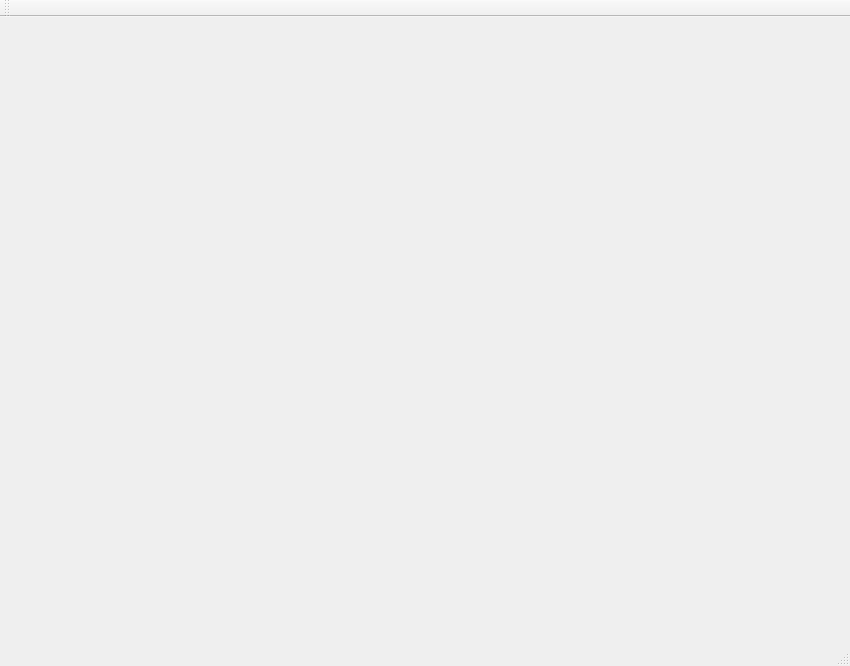
This is mainwindow.ui in Clarencexiehang/Analog_Operating_System as Qt 5 draws it before an edit. The edited form follows.
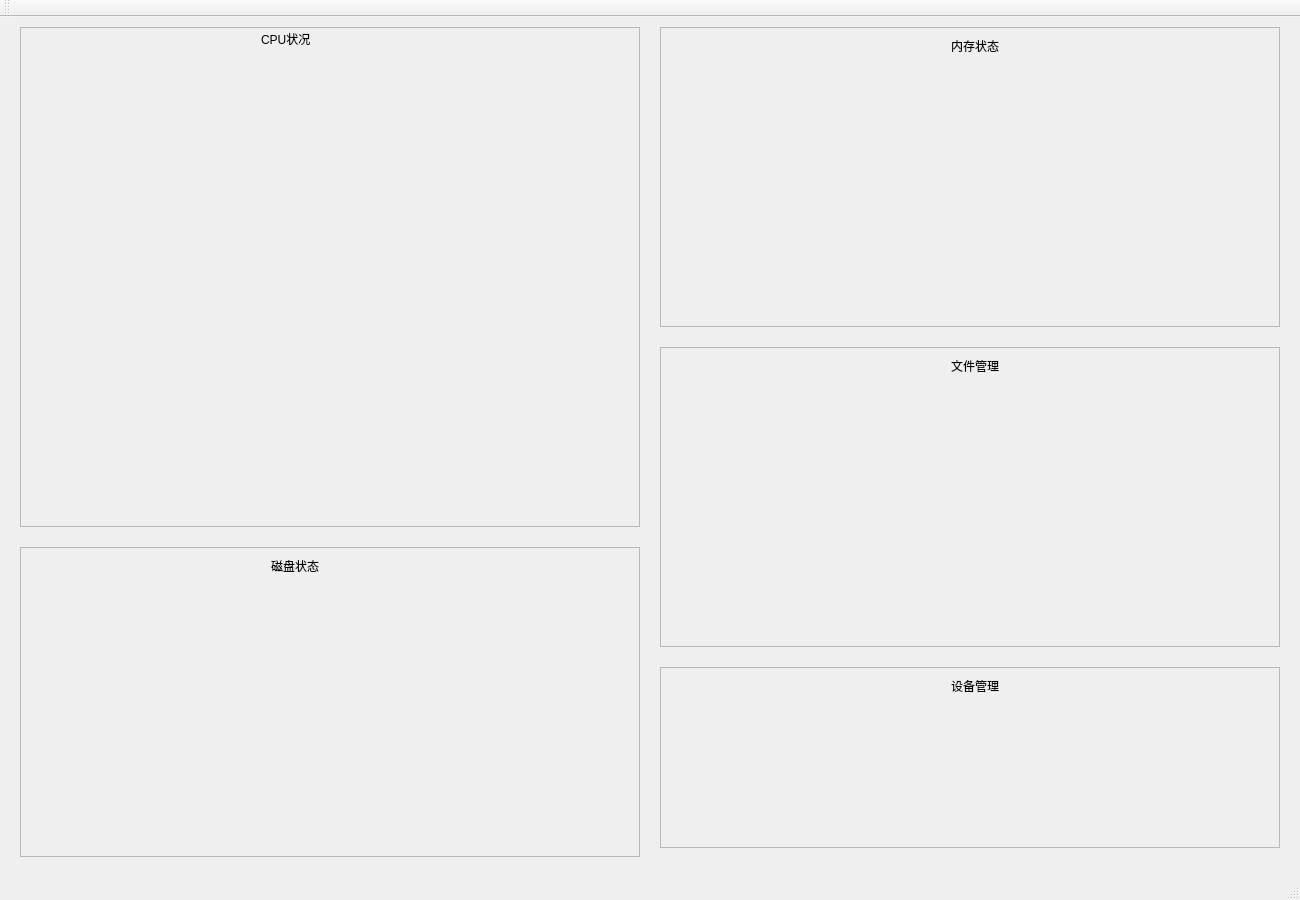
This is the edited form. Icons and pictures are not drawn.

What changed in the file:
```diff
--- a/mainwindow.ui
+++ b/mainwindow.ui
@@ -6,14 +6,14 @@
    <rect>
     <x>0</x>
     <y>0</y>
-    <width>850</width>
-    <height>666</height>
+    <width>1300</width>
+    <height>900</height>
    </rect>
   </property>
   <property name="minimumSize">
    <size>
-    <width>850</width>
-    <height>666</height>
+    <width>1300</width>
+    <height>900</height>
    </size>
   </property>
   <property name="windowTitle">
@@ -23,7 +23,218 @@
    <iconset resource="pics.qrc">
     <normaloff>:/pics/tubiao.jpg</normaloff>:/pics/tubiao.jpg</iconset>
   </property>
-  <widget class="QWidget" name="centralWidget"/>
+  <widget class="QWidget" name="centralWidget">
+   <widget class="QScrollArea" name="processArea">
+    <property name="geometry">
+     <rect>
+      <x>20</x>
+      <y>10</y>
+      <width>620</width>
+      <height>500</height>
+     </rect>
+    </property>
+    <property name="minimumSize">
+     <size>
+      <width>620</width>
+      <height>500</height>
+     </size>
+    </property>
+    <property name="widgetResizable">
+     <bool>true</bool>
+    </property>
+    <widget class="QWidget" name="scrollAreaWidgetContents">
+     <property name="geometry">
+      <rect>
+       <x>0</x>
+       <y>0</y>
+       <width>618</width>
+       <height>498</height>
+      </rect>
+     </property>
+     <widget class="QLabel" name="label">
+      <property name="geometry">
+       <rect>
+        <x>240</x>
+        <y>0</y>
+        <width>81</width>
+        <height>21</height>
+       </rect>
+      </property>
+      <property name="text">
+       <string>CPU状况</string>
+      </property>
+     </widget>
+    </widget>
+   </widget>
+   <widget class="QScrollArea" name="diskArea">
+    <property name="geometry">
+     <rect>
+      <x>20</x>
+      <y>530</y>
+      <width>620</width>
+      <height>310</height>
+     </rect>
+    </property>
+    <property name="minimumSize">
+     <size>
+      <width>620</width>
+      <height>310</height>
+     </size>
+    </property>
+    <property name="widgetResizable">
+     <bool>true</bool>
+    </property>
+    <widget class="QWidget" name="scrollAreaWidgetContents_2">
+     <property name="geometry">
+      <rect>
+       <x>0</x>
+       <y>0</y>
+       <width>618</width>
+       <height>308</height>
+      </rect>
+     </property>
+     <widget class="QLabel" name="label_2">
+      <property name="geometry">
+       <rect>
+        <x>250</x>
+        <y>10</y>
+        <width>72</width>
+        <height>15</height>
+       </rect>
+      </property>
+      <property name="text">
+       <string>磁盘状态</string>
+      </property>
+     </widget>
+    </widget>
+   </widget>
+   <widget class="QScrollArea" name="memoryArea">
+    <property name="geometry">
+     <rect>
+      <x>660</x>
+      <y>10</y>
+      <width>620</width>
+      <height>300</height>
+     </rect>
+    </property>
+    <property name="minimumSize">
+     <size>
+      <width>620</width>
+      <height>300</height>
+     </size>
+    </property>
+    <property name="widgetResizable">
+     <bool>true</bool>
+    </property>
+    <widget class="QWidget" name="scrollAreaWidgetContents_4">
+     <property name="geometry">
+      <rect>
+       <x>0</x>
+       <y>0</y>
+       <width>618</width>
+       <height>298</height>
+      </rect>
+     </property>
+     <widget class="QLabel" name="label_3">
+      <property name="geometry">
+       <rect>
+        <x>290</x>
+        <y>10</y>
+        <width>72</width>
+        <height>15</height>
+       </rect>
+      </property>
+      <property name="text">
+       <string>内存状态</string>
+      </property>
+     </widget>
+    </widget>
+   </widget>
+   <widget class="QScrollArea" name="fileArea">
+    <property name="geometry">
+     <rect>
+      <x>660</x>
+      <y>330</y>
+      <width>620</width>
+      <height>300</height>
+     </rect>
+    </property>
+    <property name="minimumSize">
+     <size>
+      <width>620</width>
+      <height>300</height>
+     </size>
+    </property>
+    <property name="widgetResizable">
+     <bool>true</bool>
+    </property>
+    <widget class="QWidget" name="scrollAreaWidgetContents_8">
+     <property name="geometry">
+      <rect>
+       <x>0</x>
+       <y>0</y>
+       <width>618</width>
+       <height>298</height>
+      </rect>
+     </property>
+     <widget class="QLabel" name="label_7">
+      <property name="geometry">
+       <rect>
+        <x>290</x>
+        <y>10</y>
+        <width>72</width>
+        <height>15</height>
+       </rect>
+      </property>
+      <property name="text">
+       <string>文件管理</string>
+      </property>
+     </widget>
+    </widget>
+   </widget>
+   <widget class="QScrollArea" name="equipArea">
+    <property name="geometry">
+     <rect>
+      <x>660</x>
+      <y>650</y>
+      <width>620</width>
+      <height>181</height>
+     </rect>
+    </property>
+    <property name="minimumSize">
+     <size>
+      <width>620</width>
+      <height>150</height>
+     </size>
+    </property>
+    <property name="widgetResizable">
+     <bool>true</bool>
+    </property>
+    <widget class="QWidget" name="scrollAreaWidgetContents_9">
+     <property name="geometry">
+      <rect>
+       <x>0</x>
+       <y>0</y>
+       <width>618</width>
+       <height>179</height>
+      </rect>
+     </property>
+     <widget class="QLabel" name="label_8">
+      <property name="geometry">
+       <rect>
+        <x>290</x>
+        <y>10</y>
+        <width>72</width>
+        <height>15</height>
+       </rect>
+      </property>
+      <property name="text">
+       <string>设备管理</string>
+      </property>
+     </widget>
+    </widget>
+   </widget>
+  </widget>
   <widget class="QMenuBar" name="menuBar">
    <property name="geometry">
     <rect>
```
Left out of the diff: 2 changed lines with no effect on the pictures.
